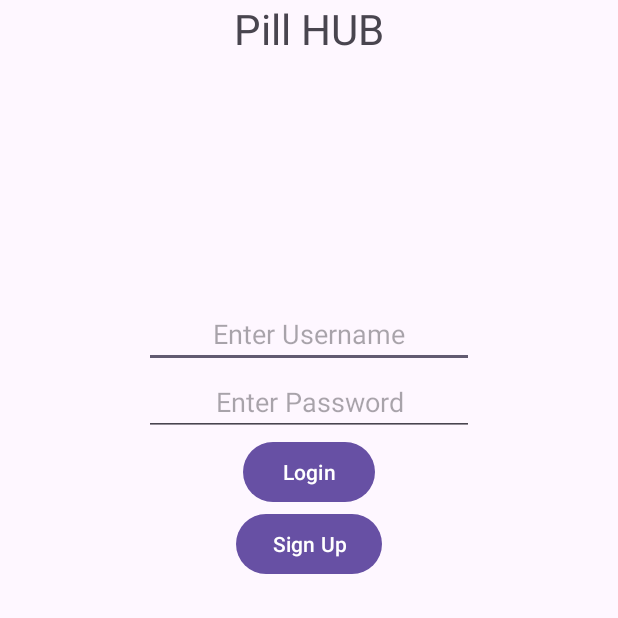
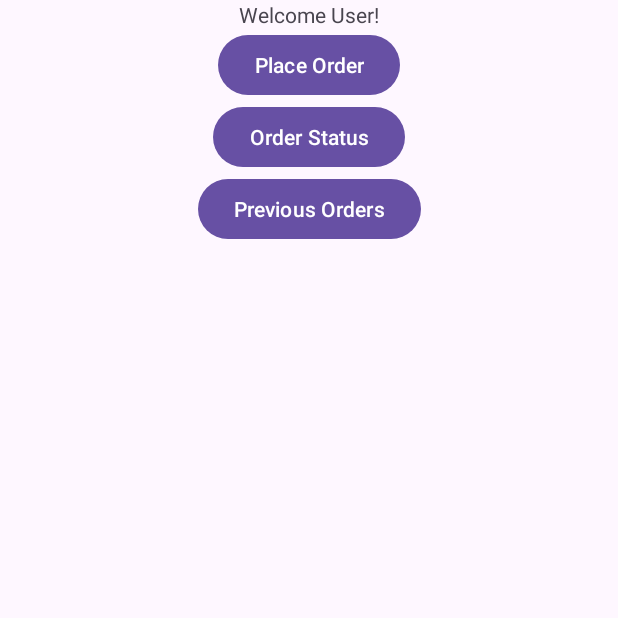
Before and after one commit to r-siddiq/Project-02, an Android app: the MainActivity screen opened directly, with no data from a screen before it, on a phone screen of 412 x 824 dp, the top half of it. Run offline under Robolectric (Android 15) with nearby library versions, the phone set to English and light mode, and no system bars; our stand-ins replace Room's generated code.

```diff
--- a/app/src/main/java/com/example/project02/MainActivity.java
+++ b/app/src/main/java/com/example/project02/MainActivity.java
@@ -39,6 +39,10 @@ public class MainActivity extends AppCompatActivity {
             startActivity(intent);
         }
 
+        repository = AppRepository.getRepository(getApplication());
+
+
+
 /*        EdgeToEdge.enable(this);
         setContentView(R.layout.activity_main);
         ViewCompat.setOnApplyWindowInsetsListener(findViewById(R.id.main), (v, insets) -> {
--- a/app/src/main/res/layout/activity_main.xml
+++ b/app/src/main/res/layout/activity_main.xml
@@ -8,54 +8,40 @@
     tools:context=".MainActivity">
 
     <TextView
-        android:id="@+id/pillHub"
+        android:id="@+id/welcomeUser"
         android:layout_width="wrap_content"
-        android:layout_height="200dp"
-        android:textSize="28sp"
-        android:text="Pill HUB"
+        android:layout_height="wrap_content"
+        android:text="Welcome User!"
         app:layout_constraintTop_toTopOf="parent"
         app:layout_constraintStart_toStartOf="parent"
         app:layout_constraintEnd_toEndOf="parent" />
 
-    <EditText
-        android:id="@+id/enterUsername"
-        android:layout_width="220dp"
-        android:layout_height="wrap_content"
-        android:hint="Enter Username"
-        android:gravity="center"
-        app:layout_constraintTop_toBottomOf="@id/pillHub"
-        app:layout_constraintStart_toStartOf="parent"
-        app:layout_constraintEnd_toEndOf="parent"
-        app:layout_constraintWidth_percent="0.8" />
-
-    <EditText
-        android:id="@+id/enterPassword"
-        android:layout_width="220dp"
-        android:layout_height="wrap_content"
-        android:gravity="center"
-        android:hint="Enter Password"
-        android:inputType="textPassword"
-        app:layout_constraintTop_toBottomOf="@id/enterUsername"
-        app:layout_constraintStart_toStartOf="parent"
-        app:layout_constraintEnd_toEndOf="parent"
-        app:layout_constraintWidth_percent="0.8" />
-
     <Button
-        android:id="@+id/login"
+        android:id="@+id/placeOrder"
         android:layout_width="wrap_content"
         android:layout_height="wrap_content"
-        android:text="Login"
-        app:layout_constraintTop_toBottomOf="@id/enterPassword"
+        android:text="Place Order"
+        app:layout_constraintTop_toBottomOf="@id/welcomeUser"
         app:layout_constraintStart_toStartOf="parent"
         app:layout_constraintEnd_toEndOf="parent" />
 
     <Button
-        android:id="@+id/signUp"
+        android:id="@+id/orderStatus"
         android:layout_width="wrap_content"
         android:layout_height="wrap_content"
-        android:text="Sign Up"
-        app:layout_constraintTop_toBottomOf="@id/login"
+        android:text="Order Status"
+        app:layout_constraintTop_toBottomOf="@id/placeOrder"
         app:layout_constraintStart_toStartOf="parent"
         app:layout_constraintEnd_toEndOf="parent" />
 
+    <Button
+        android:id="@+id/previousOrders"
+        android:layout_width="wrap_content"
+        android:layout_height="wrap_content"
+        android:text="Previous Orders"
+        app:layout_constraintTop_toBottomOf="@id/orderStatus"
+        app:layout_constraintStart_toStartOf="parent"
+        app:layout_constraintEnd_toEndOf="parent" />
+
+
 </androidx.constraintlayout.widget.ConstraintLayout>
```
